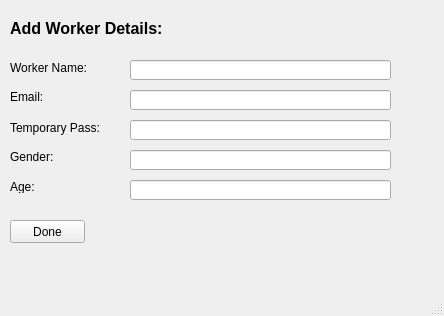
Qt form Screens/AddWorker.ui (msaadg/NGOConnect) before a commit.
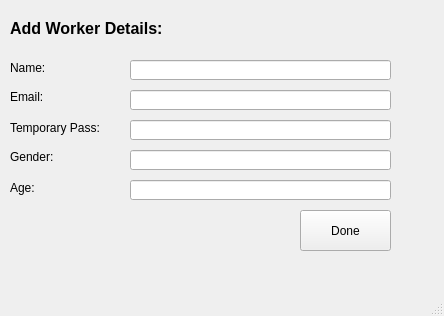
The same form after that commit.

The edit to the form file:
```diff
--- a/Screens/AddWorker.ui
+++ b/Screens/AddWorker.ui
@@ -44,7 +44,7 @@
      </rect>
     </property>
     <property name="text">
-     <string>Worker Name:</string>
+     <string>Name:</string>
     </property>
    </widget>
    <widget class="QLabel" name="label_3">
@@ -92,7 +92,7 @@
       <x>10</x>
       <y>180</y>
       <width>47</width>
-      <height>13</height>
+      <height>16</height>
      </rect>
     </property>
     <property name="text">
@@ -152,10 +152,10 @@
    <widget class="QPushButton" name="addWorkerDoneBtn">
     <property name="geometry">
      <rect>
-      <x>10</x>
-      <y>220</y>
-      <width>75</width>
-      <height>23</height>
+      <x>300</x>
+      <y>210</y>
+      <width>91</width>
+      <height>41</height>
      </rect>
     </property>
     <property name="text">
```
Left out of the diff: 6 changed lines with no effect on the pictures.
